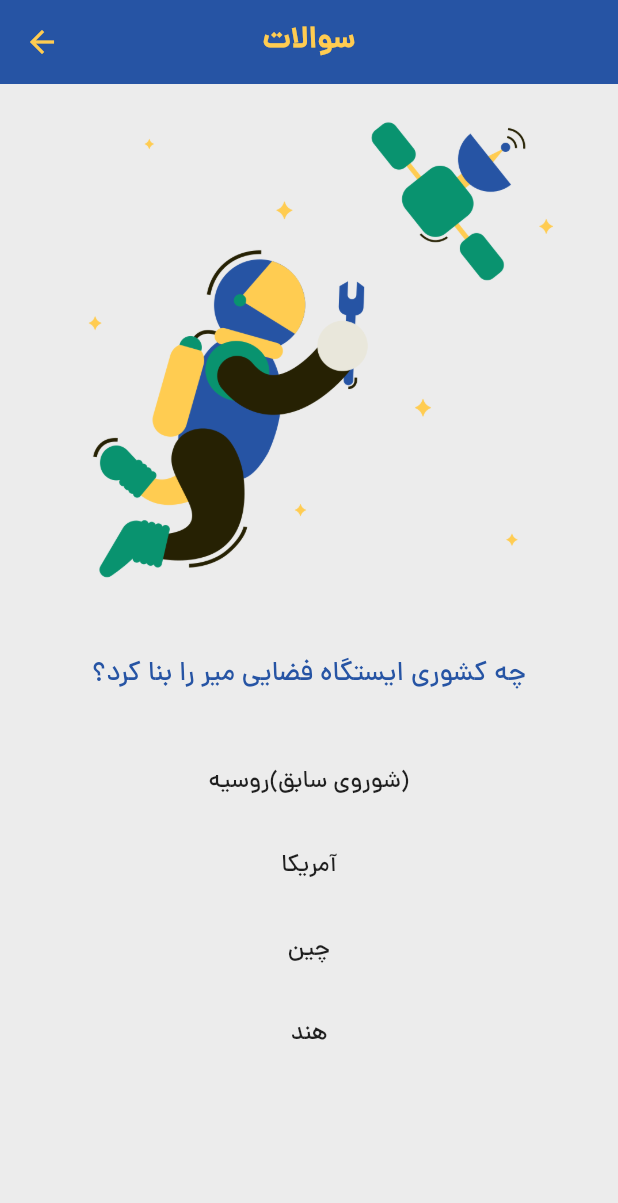
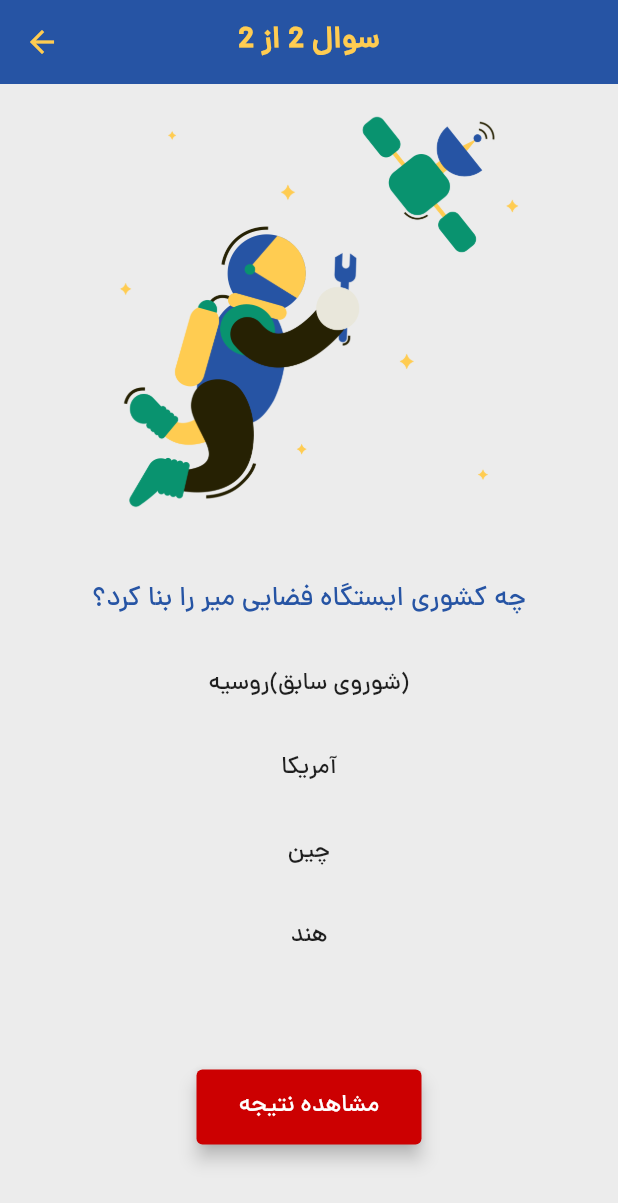
Before and after one commit to alirezakariminejad/flutter_quiz_application, a Flutter app: the Quizpage screen opened directly, after a tap on "علیرضا کریمی نژاد", after a tap on "آمریکا", on a phone screen of 412 x 824 dp. Shown: the top 1203 px of the screen. Run offline on Flutter 3.47's test engine with Material 2 defaults, Android fonts, the phone set to English and light mode, and no system bars; our stand-ins replace hexcolor.

Commit message:
Full implementation of the quiz page

```diff
--- a/lib/quiz_page.dart
+++ b/lib/quiz_page.dart
@@ -1,6 +1,7 @@
 import 'package:flutter/material.dart';
 import 'package:flutter_quiz_application/constants/constants.dart';
 import 'package:flutter_quiz_application/data/question.dart';
+import 'package:flutter_quiz_application/screens/result_screen.dart';
 
 class Quizpage extends StatefulWidget {
   const Quizpage({super.key});
@@ -13,6 +14,8 @@ class _QuizpageState extends State<Quizpage> {
   int currentQuestionIndex = 0;
   Question? currentQuestion;
   int? lenthOfQuestionList;
+  bool isFinalAnswerSubmitted = false;
+  int correctAnswerCount = 0;
 
   @override
   Widget build(BuildContext context) {
@@ -25,10 +28,11 @@ class _QuizpageState extends State<Quizpage> {
       appBar: AppBar(
         elevation: 0.0,
         title: Text(
-          'سوالات',
+          'سوال ${currentQuestionIndex + 1} از ${lenthOfQuestionList}',
           style: TextStyle(
             fontWeight: FontWeight.bold,
           ),
+          textDirection: TextDirection.rtl,
         ),
         centerTitle: true,
         backgroundColor: classicBlue,
@@ -36,11 +40,11 @@ class _QuizpageState extends State<Quizpage> {
       ),
       body: SafeArea(
         child: Column(
-          crossAxisAlignment: CrossAxisAlignment.stretch,
+          // crossAxisAlignment: CrossAxisAlignment.stretch,
           children: [
             Image(
               image: AssetImage('images/$currentQuestionImageIndex.png'),
-              height: 350.0,
+              height: 300.0,
             ),
             SizedBox(height: 30.0),
             Text(
@@ -52,11 +56,13 @@ class _QuizpageState extends State<Quizpage> {
               textDirection: TextDirection.rtl,
               textAlign: TextAlign.center,
             ),
-            SizedBox(height: 30.0),
+            SizedBox(height: 15.0),
             ...List.generate(
               4,
               (index) => getOptionsLists(index),
             ),
+            SizedBox(height: 60.0),
+            if (isFinalAnswerSubmitted) showResultButton()
           ],
         ),
       ),
@@ -71,11 +77,16 @@ class _QuizpageState extends State<Quizpage> {
         textAlign: TextAlign.center,
       ),
       onTap: () {
-        // if (currentQuestion!.correctAnswer == index) {
-        //   print('currect');
-        // } else {
-        //   print('wrong');
-        // }
+        if (currentQuestion!.correctAnswer == index) {
+          correctAnswerCount++;
+          print('currect');
+        } else {
+          print('wrong');
+        }
+
+        if (currentQuestionIndex == lenthOfQuestionList! - 1) {
+          isFinalAnswerSubmitted = true;
+        }
 
         setState(() {
           if (currentQuestionIndex < lenthOfQuestionList! - 1) {
@@ -85,4 +96,26 @@ class _QuizpageState extends State<Quizpage> {
       },
     );
   }
+
+  Widget showResultButton() {
+    return ElevatedButton(
+      style: ElevatedButton.styleFrom(
+        minimumSize: Size(150.0, 50.0),
+        backgroundColor: bostonUniversityRed,
+        foregroundColor: Colors.white,
+        elevation: 5.0,
+      ),
+      onPressed: () {
+        Navigator.of(context).push(MaterialPageRoute(
+            builder: (context) =>
+                ResultScreen(answerCount: correctAnswerCount)));
+      },
+      child: Text(
+        'مشاهده نتیجه',
+        style: TextStyle(
+          fontSize: 16.0,
+        ),
+      ),
+    );
+  }
 }
```
